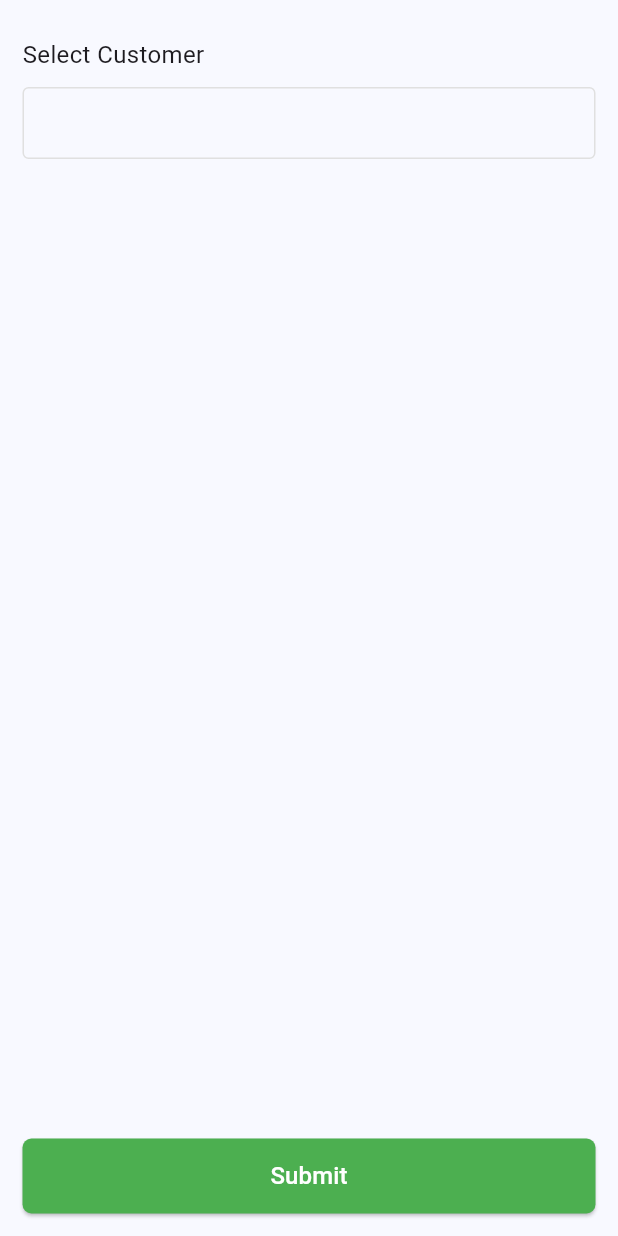
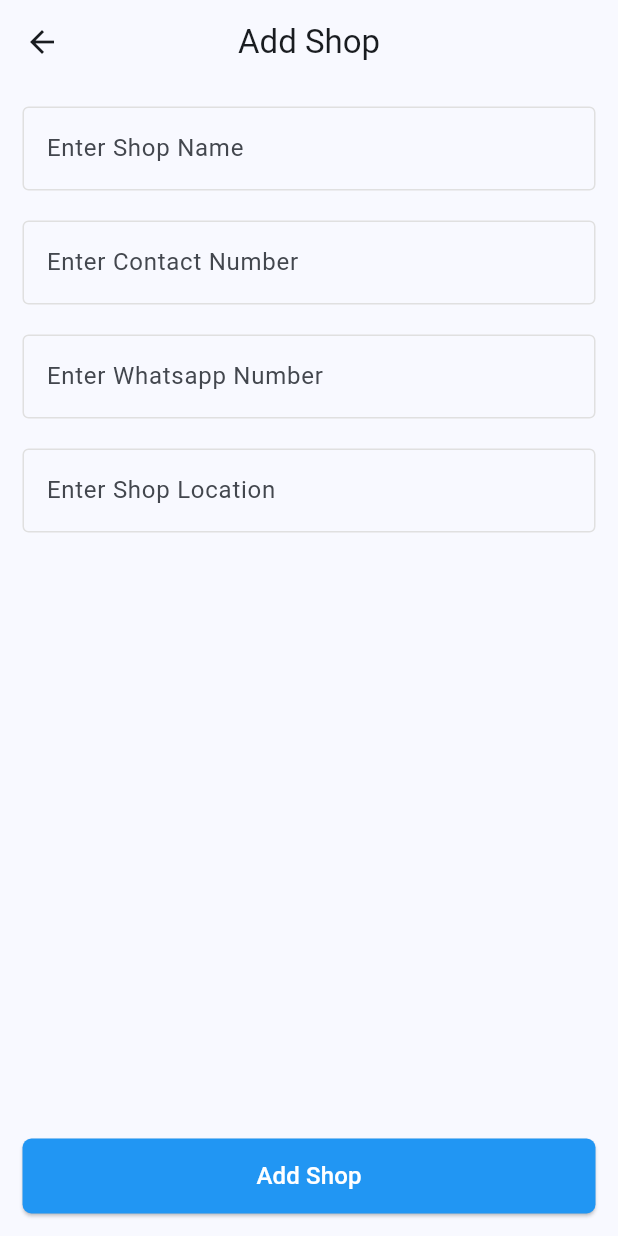
Before and after one commit to akshaydepfz/star_lateks, a Flutter app: the screen it shows after launch, on a phone screen of 412 x 824 dp. Run offline on Flutter 3.47's test engine with Material 3 defaults, Android fonts, the phone set to English and light mode, and no system bars; drawn by our look-alikes of flutter_typeahead; our stand-ins replace cloud_firestore, firebase_core, flutter_svg, google_fonts; accounts and stored records are empty.

Commit message:
major fixes

```diff
--- a/lib/main.dart
+++ b/lib/main.dart
@@ -4,6 +4,8 @@ import 'package:google_fonts/google_fonts.dart';
 import 'package:provider/provider.dart';
 import 'package:star_lateks/route/app_routing.dart';
 import 'package:star_lateks/view/customer/services/customer_provider.dart';
+import 'package:star_lateks/view/sales/providers/sales_provider.dart';
+import 'package:star_lateks/view/shop/services/shop_services.dart';
 import 'package:star_lateks/view/weight_list/providers/weight_list_provider.dart';
 import 'view/home/provider/home_provider.dart';
 
@@ -24,6 +26,8 @@ class MyApp extends StatelessWidget {
         ChangeNotifierProvider(create: (_) => HomeProvider()),
         ChangeNotifierProvider(create: (_) => WeightListProvider()),
         ChangeNotifierProvider(create: (_) => CustomerProvider()),
+        ChangeNotifierProvider(create: (_) => ShopServices()),
+        ChangeNotifierProvider(create: (_) => SalesProvider()),
       ],
       child: MaterialApp(
         debugShowCheckedModeBanner: false,
@@ -34,7 +38,7 @@ class MyApp extends StatelessWidget {
           colorScheme: ColorScheme.fromSeed(seedColor: Colors.blue),
           useMaterial3: true,
         ),
-        initialRoute: '/',
+        initialRoute: '/shopAdd',
       ),
     );
   }
--- /dev/null
+++ b/lib/models/customer_model.dart
@@ -0,0 +1,27 @@
+class Shop {
+  final String name;
+  final String contact;
+  final String whatsapp;
+  final String location;
+  final String createdAt;
+  final String updatedAt;
+  final bool isActive;
+  final String id;
+  final String totalAdvance;
+  final String totalWeight;
+  final String totalAmount;
+
+  Shop({
+    required this.name,
+    required this.contact,
+    required this.whatsapp,
+    required this.location,
+    required this.createdAt,
+    required this.updatedAt,
+    required this.isActive,
+    required this.id,
+    required this.totalAdvance,
+    required this.totalWeight,
+    required this.totalAmount,
+  });
+}
--- a/lib/route/app_routing.dart
+++ b/lib/route/app_routing.dart
@@ -1,5 +1,6 @@
 import 'package:flutter/material.dart';
 import 'package:star_lateks/view/customer/screens/customer_add_screen.dart';
+import 'package:star_lateks/view/shop/screens/shop_screen_add.dart';
 import 'package:star_lateks/view/weight_list/screens/add_weight_list.dart';
 
 class AppRouting {
@@ -7,5 +8,6 @@ class AppRouting {
     '/': (context) => const AddWeightList(),
     '/addWeightList': (context) => const AddWeightList(),
     '/customerAdd': (context) => const CustomerAddAScreen(),
+    '/shopAdd': (context) => const ShopAddScreen(),
   };
 }
--- a/lib/view/common/primary_button.dart
+++ b/lib/view/common/primary_button.dart
@@ -18,7 +18,7 @@ class PrimaryButton extends StatelessWidget {
       width: MediaQuery.of(context).size.width,
       child: ElevatedButton(
           style: ElevatedButton.styleFrom(
-              backgroundColor: Colors.green,
+              backgroundColor: Colors.blue,
               shape: RoundedRectangleBorder(
                   borderRadius: BorderRadius.circular(6.0))),
           onPressed: onPressed,
--- a/lib/view/common/primary_textField.dart
+++ b/lib/view/common/primary_textField.dart
@@ -23,9 +23,14 @@ class PrimaryTextField extends StatelessWidget {
       keyboardType: keyboardType,
       controller: controller,
       decoration: InputDecoration(
+        enabledBorder: OutlineInputBorder(
+          borderSide: BorderSide(color: Colors.grey.shade300),
+        ),
         labelText: labelText,
         hintText: hintText,
-        border: const OutlineInputBorder(),
+        border: OutlineInputBorder(
+          borderSide: BorderSide(color: Colors.grey.shade300),
+        ),
       ),
     );
   }
--- /dev/null
+++ b/lib/view/sales/providers/sales_provider.dart
@@ -0,0 +1,7 @@
+import 'package:flutter/material.dart';
+import 'package:star_lateks/models/customer_model.dart';
+
+class SalesProvider extends ChangeNotifier {
+  List<Shop>? shopList;
+  final TextEditingController shopController = TextEditingController();
+}
--- /dev/null
+++ b/lib/view/shop/screens/shop_screen_add.dart
@@ -0,0 +1,57 @@
+import 'package:flutter/material.dart';
+import 'package:provider/provider.dart';
+import 'package:star_lateks/core/app_spacing.dart';
+import 'package:star_lateks/view/common/primary_button.dart';
+import 'package:star_lateks/view/common/primary_textField.dart';
+import 'package:star_lateks/view/shop/services/shop_services.dart';
+
+class ShopAddScreen extends StatefulWidget {
+  const ShopAddScreen({super.key});
+
+  @override
+  State<ShopAddScreen> createState() => _ShopAddScreenState();
+}
+
+class _ShopAddScreenState extends State<ShopAddScreen> {
+  @override
+  Widget build(BuildContext context) {
+    final provider = Provider.of<ShopServices>(context);
+    return Scaffold(
+      appBar: AppBar(
+        centerTitle: true,
+        title: const Text('Add Shop'),
+      ),
+      body: SafeArea(
+        child: Padding(
+          padding: const EdgeInsets.all(15.0),
+          child: Column(
+            children: [
+              PrimaryTextField(
+                  hintText: 'Enter Shop Name',
+                  labelText: 'Enter Shop Name',
+                  controller: provider.shopNameControll),
+              AppSpacing.h20,
+              PrimaryTextField(
+                  hintText: 'Enter Contact Number',
+                  labelText: 'Enter Contact Number',
+                  controller: provider.shopContactControll),
+              AppSpacing.h20,
+              PrimaryTextField(
+                  hintText: 'Enter Whatsapp Number',
+                  labelText: 'Enter Whatsapp Number',
+                  controller: provider.shopWhatsappControll),
+              AppSpacing.h20,
+              PrimaryTextField(
+                  hintText: 'Enter Shop Location',
+                  labelText: 'Enter Shop Location',
+                  controller: provider.shopLocationControll),
+              AppSpacing.h20,
+              const Spacer(),
+              PrimaryButton(text: 'Add Shop', onPressed: () {})
+            ],
+          ),
+        ),
+      ),
+    );
+  }
+}
--- /dev/null
+++ b/lib/view/shop/services/shop_services.dart
@@ -0,0 +1,35 @@
+import 'package:cloud_firestore/cloud_firestore.dart';
+import 'package:flutter/material.dart';
+
+class ShopServices extends ChangeNotifier {
+  final TextEditingController shopNameControll = TextEditingController();
+  final TextEditingController shopContactControll = TextEditingController();
+  final TextEditingController shopWhatsappControll = TextEditingController();
+  final TextEditingController shopLocationControll = TextEditingController();
+
+  Future<void> addShopToFirestore() async {
+    await FirebaseFirestore.instance.collection('shop').add({
+      "name": shopNameControll.text,
+      "contact": shopContactControll.text,
+      "whatsapp": shopWhatsappControll.text,
+      "location": shopLocationControll.text,
+      "createdAt": DateTime.now().toString(),
+      "updatedAt": DateTime.now().toString(),
+      "isActive": true,
+      "totalAdvance": 0,
+      "totalWeight": 0,
+      "totalAmount": 0,
+      "id": "",
+    }).then((value) {
+      FirebaseFirestore.instance
+          .collection('shop')
+          .doc(value.id)
+          .update({"id": value.id});
+    });
+    shopNameControll.clear();
+    shopContactControll.clear();
+    shopWhatsappControll.clear();
+    shopLocationControll.clear();
+    notifyListeners();
+  }
+}
--- a/lib/view/weight_list/providers/weight_list_provider.dart
+++ b/lib/view/weight_list/providers/weight_list_provider.dart
@@ -5,7 +5,8 @@ import 'package:star_lateks/view/customer/services/customer_provider.dart';
 
 class WeightListProvider extends ChangeNotifier {
   TextEditingController customerController = TextEditingController();
-
+  final TextEditingController advancePaidControl = TextEditingController();
+  final TextEditingController weightControl = TextEditingController();
   List<CustomerModel> _customerList = [];
   List<CustomerModel> get customerList => _customerList;
 
@@ -14,8 +15,8 @@ class WeightListProvider extends ChangeNotifier {
   final TextEditingController customerNameController = TextEditingController();
 
   Future<void> submit(BuildContext context) async {
-    Navigator.push(
-        context, MaterialPageRoute(builder: (context) => const CustomerListScreen()));
+    Navigator.push(context,
+        MaterialPageRoute(builder: (context) => const CustomerListScreen()));
   }
 
   Future<void> getCustomerList() async {
--- a/lib/view/weight_list/screens/add_weight_list.dart
+++ b/lib/view/weight_list/screens/add_weight_list.dart
@@ -3,6 +3,7 @@ import 'package:provider/provider.dart';
 import 'package:star_lateks/core/app_spacing.dart';
 import 'package:star_lateks/view/auto_suggession_textfield.dart';
 import 'package:star_lateks/view/common/primary_button.dart';
+import 'package:star_lateks/view/common/primary_textField.dart';
 import 'package:star_lateks/view/weight_list/providers/weight_list_provider.dart';
 
 class AddWeightList extends StatefulWidget {
@@ -23,34 +24,53 @@ class _AddWeightListState extends State<AddWeightList> {
   Widget build(BuildContext context) {
     final provider = Provider.of<WeightListProvider>(context);
     return Scaffold(
+      appBar: AppBar(
+        centerTitle: true,
+        title: const Text('Add Weight List'),
+      ),
       body: SafeArea(
         child: Padding(
           padding: const EdgeInsets.all(15.0),
           child: Column(
             children: [
-              // PrimaryTextField(
-              //     hintText: 'Select  Customer',
-              //     controller: provider.customerNameController),
-              // AppSpacing.h20,
-              // PrimaryTextField(
-              //     hintText: 'Select  Customer',
-              //     controller: provider.customerNameController),
-              // AppSpacing.h20,
-              // PrimaryTextField(
-              //     hintText: 'Select  Customer',
-              //     controller: provider.customerNameController),
-              // AppSpacing.h20,
-              // PrimaryTextField(
-              //     hintText: 'Select  Customer',
-              //     controller: provider.customerNameController),
               AppSpacing.h10,
               AutoSuggestionText(
                   controller: provider.customerController,
                   list: provider.customerList.map((e) => e.name).toList(),
                   label: 'Select Customer'),
+              AppSpacing.h20,
+              PrimaryTextField(
+                  keyboardType: TextInputType.number,
+                  hintText: 'Enter Advance Amount',
+                  labelText: 'Enter Advance Amount',
+                  controller: provider.advancePaidControl),
+              AppSpacing.h20,
+              PrimaryTextField(
+                  keyboardType: TextInputType.number,
+                  hintText: 'Enter Weight (per barrels)',
+                  labelText: 'Enter Weight (per barrels)',
+                  controller: provider.weightControl),
+              AppSpacing.h20,
+              PrimaryTextField(
+                  keyboardType: TextInputType.number,
+                  hintText: 'Barrels Count',
+                  labelText: 'Barrels Count',
+                  controller: provider.weightControl),
+              AppSpacing.h20,
+              PrimaryTextField(
+                  keyboardType: TextInputType.number,
+                  hintText: 'Balance Barrels',
+                  labelText: 'Balance Barrels',
+                  controller: provider.weightControl),
+              AppSpacing.h20,
+              PrimaryTextField(
+                  keyboardType: TextInputType.number,
+                  hintText: 'Placed Barrels',
+                  labelText: 'Placed Barrels',
+                  controller: provider.weightControl),
               const Spacer(),
               PrimaryButton(
-                  text: 'Submit',
+                  text: 'Generate Bill',
                   onPressed: () => provider.submit(context),
                   isLoading: false)
             ],
```
Also changed, not shown: lib/view/sales/screens/sales_screen.dart (added, +35 -0 lines).
